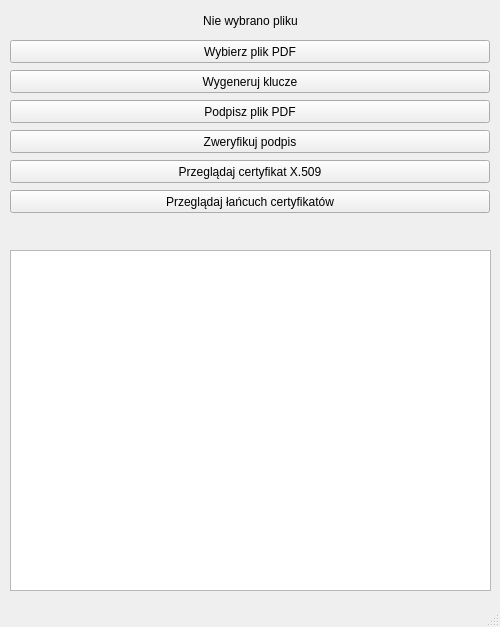
Old version of the form digital_sign/MainWindow.ui in the repository Nnunka/Kryptografia.
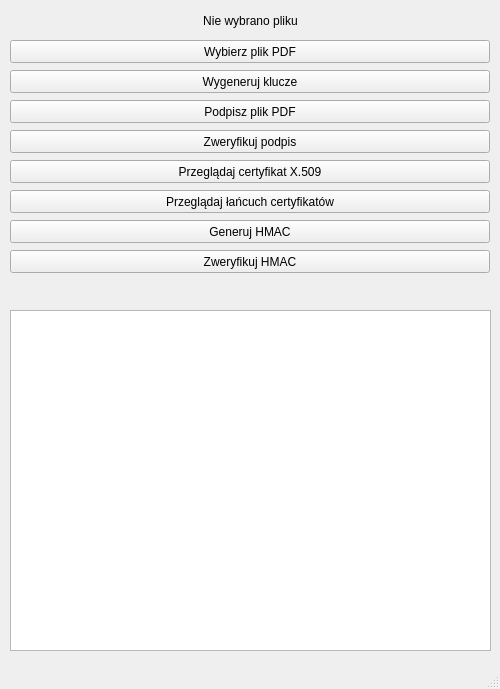
New version of the form.

What changed in the file:
```diff
--- a/digital_sign/MainWindow.ui
+++ b/digital_sign/MainWindow.ui
@@ -7,7 +7,7 @@
     <x>0</x>
     <y>0</y>
     <width>500</width>
-    <height>627</height>
+    <height>689</height>
    </rect>
   </property>
   <property name="maximumSize">
@@ -105,7 +105,7 @@
     <property name="geometry">
      <rect>
       <x>10</x>
-      <y>250</y>
+      <y>310</y>
       <width>481</width>
       <height>341</height>
      </rect>
@@ -115,7 +115,7 @@
     <property name="geometry">
      <rect>
       <x>10</x>
-      <y>220</y>
+      <y>280</y>
       <width>481</width>
       <height>21</height>
      </rect>
@@ -140,6 +140,32 @@
      <string>Przeglądaj łańcuch certyfikatów</string>
     </property>
    </widget>
+   <widget class="QPushButton" name="generate_hmac">
+    <property name="geometry">
+     <rect>
+      <x>10</x>
+      <y>220</y>
+      <width>480</width>
+      <height>23</height>
+     </rect>
+    </property>
+    <property name="text">
+     <string>Generuj HMAC</string>
+    </property>
+   </widget>
+   <widget class="QPushButton" name="verify_hmac">
+    <property name="geometry">
+     <rect>
+      <x>10</x>
+      <y>250</y>
+      <width>480</width>
+      <height>23</height>
+     </rect>
+    </property>
+    <property name="text">
+     <string>Zweryfikuj HMAC</string>
+    </property>
+   </widget>
   </widget>
   <widget class="QStatusBar" name="statusbar"/>
  </widget>
```
